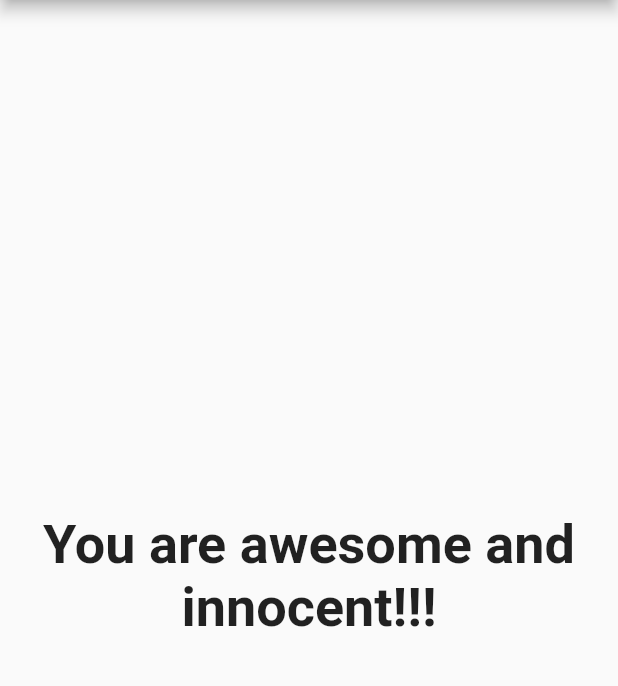
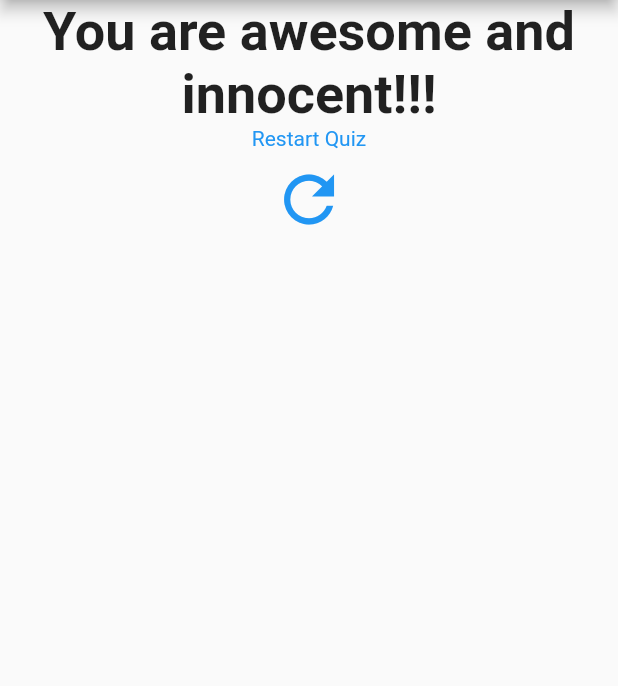
Before and after one commit to bad-logic/myQuizApp, a Flutter app: the screen it shows after launch, after a tap on "Black", after a tap on "dog", after a tap on "Gorkha", on a phone screen of 412 x 824 dp, the part 84-770 px from its top. Run offline on Flutter 3.47's test engine with Material 2 defaults, Android fonts, the phone set to English and light mode, and no system bars.

Commit message:
added reset button

```diff
--- a/lib/main.dart
+++ b/lib/main.dart
@@ -51,6 +51,13 @@ class _MyAppState extends State<MyApp> {
     });
   }
 
+  void _resetQuiz(){
+    setState(() {
+      _qIndex = 0;
+      _totalScore = 0;
+    });
+  }
+
   @override
   Widget build(BuildContext context) {
     return MaterialApp(
@@ -59,7 +66,7 @@ class _MyAppState extends State<MyApp> {
           title: Text('My First App'),
         ),
         body: (_qIndex == _questions.length)
-            ? Result(_totalScore)
+            ? Result(_totalScore,_resetQuiz)
             : Quiz(_answerQuestion, _questions[_qIndex]['questionText'],
                 _questions[_qIndex]['answers']),
       ),
--- a/lib/result.dart
+++ b/lib/result.dart
@@ -3,8 +3,9 @@ import 'package:flutter/services.dart';
 
 class Result extends StatelessWidget {
   final int finalResultScore;
+  final Function reset;
 
-  Result(this.finalResultScore);
+  Result(this.finalResultScore, this.reset);
 
   // getter method
   String get resultPhrase {
@@ -12,11 +13,11 @@ class Result extends StatelessWidget {
     if (finalResultScore <= 10) {
       resultText = 'You are Bad!!!';
     } else if (finalResultScore <= 15) {
-      resultText = 'You are preety likable';
+      resultText = 'You are preety likable!!!';
     } else if (finalResultScore <= 20) {
       resultText = 'You are awesome and innocent!!!';
     } else {
-      resultText = 'You are Strange!!1';
+      resultText = 'You are Strange!!!';
     }
     return resultText;
   }
@@ -24,10 +25,16 @@ class Result extends StatelessWidget {
   @override
   Widget build(BuildContext context) {
     return Center(
-      child: Text(
-        resultPhrase,
-        style: TextStyle(fontSize: 36, fontWeight: FontWeight.bold),
-        textAlign: TextAlign.center,
+      child: Column(
+        children: <Widget>[
+          Text(
+            resultPhrase,
+            style: TextStyle(fontSize: 36, fontWeight: FontWeight.bold),
+            textAlign: TextAlign.center,
+          ),
+          Text('Restart Quiz',style: TextStyle(color: Colors.blue,),),
+          IconButton(icon: Icon(Icons.refresh),color: Colors.blue,iconSize: 50, onPressed: reset),
+        ],
       ),
     );
   }
```
